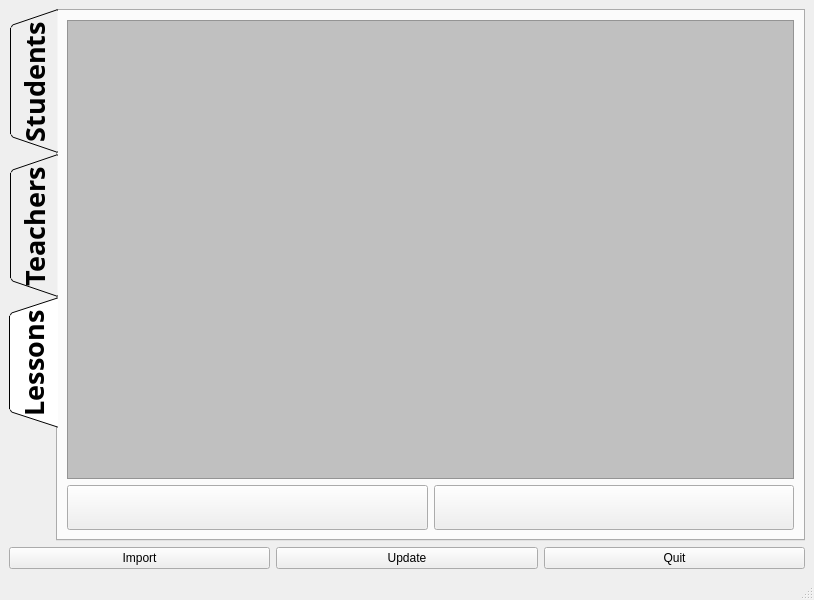
fazlamuhendis/School-Management-System, file management_system.ui: the form before one commit.
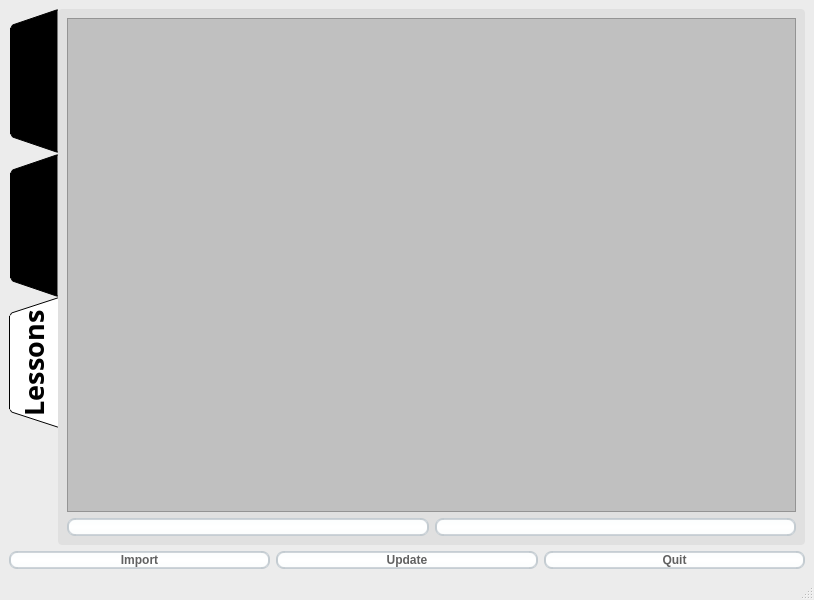
The form after the commit. The open tabs and pages were chosen to show the change. Icons and pictures are not drawn.

Commit message:
Updated Interface Design
Change simple stylesheets and named mainwindow

```diff
--- a/management_system.ui
+++ b/management_system.ui
@@ -13,7 +13,41 @@
   <property name="windowTitle">
    <string>management_system</string>
   </property>
+  <property name="styleSheet">
+   <string notr="true">QMainWindow {
+    background-color:#ececec;
+}
+</string>
+  </property>
   <widget class="QWidget" name="centralwidget">
+   <property name="styleSheet">
+    <string notr="true">QMenuBar {
+    background-color: #ececec;
+}
+QMenuBar::item {
+    color: #616161;
+    spacing: 3px;
+    padding: 1px 4px;
+    background-color: #ececec;
+}
+
+QMenuBar::item:selected {
+    background-color: #dadada;
+    color: #3d3d3d;
+}
+QMenu {
+    background-color: #ececec;
+}
+QMenu::item:selected {
+    background-color: #dadada;
+    color: #3d3d3d;
+}
+QMenu::item {
+    color: #616161;;
+    background-color: #e0e0e0;
+}
+</string>
+   </property>
    <layout class="QGridLayout" name="gridLayout">
     <item row="0" column="0">
      <widget class="QTabWidget" name="tabWidget">
@@ -37,6 +71,26 @@
       <property name="autoFillBackground">
        <bool>false</bool>
       </property>
+      <property name="styleSheet">
+       <string notr="true">QTabWidget {
+    color:rgb(0,0,0);
+    background-color:#000000;
+}
+QTabWidget::pane {
+    border-color: #050a0e;
+    background-color: #e0e0e0;
+    border-width: 1px;
+    border-radius: 4px;
+    position: absolute;
+    top: -0.5em;
+    padding-top: 0.5em;
+}
+
+QTabWidget::tab-bar {
+    alignment: center;
+}
+</string>
+      </property>
       <property name="tabPosition">
        <enum>QTabWidget::West</enum>
       </property>
@@ -269,6 +323,39 @@
          <layout class="QHBoxLayout" name="horizontalLayout_4">
           <item>
            <widget class="QPushButton" name="btn_class_table_add">
+            <property name="styleSheet">
+             <string notr="true">QPushButton{
+    padding: 0 5px 0 5px;
+    border-style: solid;
+    border-top-color: qlineargradient(spread:pad, x1:0, y1:0, x2:0, y2:1, stop:0 #c1c9cf, stop:1 #d2d8dd);
+    border-right-color: qlineargradient(spread:pad, x1:1, y1:0, x2:0, y2:0, stop:0 #c1c9cf, stop:1 #d2d8dd);
+    border-bottom-color: qlineargradient(spread:pad, x1:0, y1:1, x2:0, y2:0, stop:0 #c1c9cf, stop:1 #d2d8dd);
+    border-left-color: qlineargradient(spread:pad, x1:0, y1:0, x2:1, y2:0, stop:0 #c1c9cf, stop:1 #d2d8dd);
+    border-width: 2px;
+    border-radius: 8px;
+    color: #616161;
+    font-weight: bold;
+    background-color: qlineargradient(spread:pad, x1:0.5, y1:0, x2:0.5, y2:1, stop:0 #fbfdfd, stop:0.5 #ffffff, stop:1 #fbfdfd);
+}
+QPushButton::default{
+    border: 2px solid transparent;
+    color: #FFFFFF;
+    background-color: qlineargradient(spread:pad, x1:0.5, y1:0, x2:0.5, y2:1, stop:0 #84afe5, stop:1 #1168e4);
+}
+QPushButton:hover{
+    color: #3d3d3d;
+}
+QPushButton:pressed{
+    color: #aeaeae;
+    background-color: qlineargradient(spread:pad, x1:0.5, y1:0, x2:0.5, y2:1, stop:0 #ffffff, stop:0.5 #fbfdfd, stop:1 #ffffff);
+}
+QPushButton:disabled{
+    color: #616161;
+    background-color: qlineargradient(spread:pad, x1:0.5, y1:0, x2:0.5, y2:1, stop:0 #dce7eb, stop:0.5 #e0e8eb, stop:1 #dee7ec);
+}
+
+</string>
+            </property>
             <property name="text">
              <string/>
             </property>
@@ -280,6 +367,39 @@
           </item>
           <item>
            <widget class="QPushButton" name="btn_class_table_del">
+            <property name="styleSheet">
+             <string notr="true">QPushButton{
+    padding: 0 5px 0 5px;
+    border-style: solid;
+    border-top-color: qlineargradient(spread:pad, x1:0, y1:0, x2:0, y2:1, stop:0 #c1c9cf, stop:1 #d2d8dd);
+    border-right-color: qlineargradient(spread:pad, x1:1, y1:0, x2:0, y2:0, stop:0 #c1c9cf, stop:1 #d2d8dd);
+    border-bottom-color: qlineargradient(spread:pad, x1:0, y1:1, x2:0, y2:0, stop:0 #c1c9cf, stop:1 #d2d8dd);
+    border-left-color: qlineargradient(spread:pad, x1:0, y1:0, x2:1, y2:0, stop:0 #c1c9cf, stop:1 #d2d8dd);
+    border-width: 2px;
+    border-radius: 8px;
+    color: #616161;
+    font-weight: bold;
+    background-color: qlineargradient(spread:pad, x1:0.5, y1:0, x2:0.5, y2:1, stop:0 #fbfdfd, stop:0.5 #ffffff, stop:1 #fbfdfd);
+}
+QPushButton::default{
+    border: 2px solid transparent;
+    color: #FFFFFF;
+    background-color: qlineargradient(spread:pad, x1:0.5, y1:0, x2:0.5, y2:1, stop:0 #84afe5, stop:1 #1168e4);
+}
+QPushButton:hover{
+    color: #3d3d3d;
+}
+QPushButton:pressed{
+    color: #aeaeae;
+    background-color: qlineargradient(spread:pad, x1:0.5, y1:0, x2:0.5, y2:1, stop:0 #ffffff, stop:0.5 #fbfdfd, stop:1 #ffffff);
+}
+QPushButton:disabled{
+    color: #616161;
+    background-color: qlineargradient(spread:pad, x1:0.5, y1:0, x2:0.5, y2:1, stop:0 #dce7eb, stop:0.5 #e0e8eb, stop:1 #dee7ec);
+}
+
+</string>
+            </property>
             <property name="text">
              <string/>
             </property>
@@ -299,6 +419,39 @@
      <layout class="QHBoxLayout" name="horizontalLayout_5">
       <item>
        <widget class="QPushButton" name="btn_import">
+        <property name="styleSheet">
+         <string notr="true">QPushButton{
+    padding: 0 5px 0 5px;
+    border-style: solid;
+    border-top-color: qlineargradient(spread:pad, x1:0, y1:0, x2:0, y2:1, stop:0 #c1c9cf, stop:1 #d2d8dd);
+    border-right-color: qlineargradient(spread:pad, x1:1, y1:0, x2:0, y2:0, stop:0 #c1c9cf, stop:1 #d2d8dd);
+    border-bottom-color: qlineargradient(spread:pad, x1:0, y1:1, x2:0, y2:0, stop:0 #c1c9cf, stop:1 #d2d8dd);
+    border-left-color: qlineargradient(spread:pad, x1:0, y1:0, x2:1, y2:0, stop:0 #c1c9cf, stop:1 #d2d8dd);
+    border-width: 2px;
+    border-radius: 8px;
+    color: #616161;
+    font-weight: bold;
+    background-color: qlineargradient(spread:pad, x1:0.5, y1:0, x2:0.5, y2:1, stop:0 #fbfdfd, stop:0.5 #ffffff, stop:1 #fbfdfd);
+}
+QPushButton::default{
+    border: 2px solid transparent;
+    color: #FFFFFF;
+    background-color: qlineargradient(spread:pad, x1:0.5, y1:0, x2:0.5, y2:1, stop:0 #84afe5, stop:1 #1168e4);
+}
+QPushButton:hover{
+    color: #3d3d3d;
+}
+QPushButton:pressed{
+    color: #aeaeae;
+    background-color: qlineargradient(spread:pad, x1:0.5, y1:0, x2:0.5, y2:1, stop:0 #ffffff, stop:0.5 #fbfdfd, stop:1 #ffffff);
+}
+QPushButton:disabled{
+    color: #616161;
+    background-color: qlineargradient(spread:pad, x1:0.5, y1:0, x2:0.5, y2:1, stop:0 #dce7eb, stop:0.5 #e0e8eb, stop:1 #dee7ec);
+}
+
+</string>
+        </property>
         <property name="text">
          <string>Import</string>
         </property>
@@ -306,6 +459,39 @@
       </item>
       <item>
        <widget class="QPushButton" name="btn_update">
+        <property name="styleSheet">
+         <string notr="true">QPushButton{
+    padding: 0 5px 0 5px;
+    border-style: solid;
+    border-top-color: qlineargradient(spread:pad, x1:0, y1:0, x2:0, y2:1, stop:0 #c1c9cf, stop:1 #d2d8dd);
+    border-right-color: qlineargradient(spread:pad, x1:1, y1:0, x2:0, y2:0, stop:0 #c1c9cf, stop:1 #d2d8dd);
+    border-bottom-color: qlineargradient(spread:pad, x1:0, y1:1, x2:0, y2:0, stop:0 #c1c9cf, stop:1 #d2d8dd);
+    border-left-color: qlineargradient(spread:pad, x1:0, y1:0, x2:1, y2:0, stop:0 #c1c9cf, stop:1 #d2d8dd);
+    border-width: 2px;
+    border-radius: 8px;
+    color: #616161;
+    font-weight: bold;
+    background-color: qlineargradient(spread:pad, x1:0.5, y1:0, x2:0.5, y2:1, stop:0 #fbfdfd, stop:0.5 #ffffff, stop:1 #fbfdfd);
+}
+QPushButton::default{
+    border: 2px solid transparent;
+    color: #FFFFFF;
+    background-color: qlineargradient(spread:pad, x1:0.5, y1:0, x2:0.5, y2:1, stop:0 #84afe5, stop:1 #1168e4);
+}
+QPushButton:hover{
+    color: #3d3d3d;
+}
+QPushButton:pressed{
+    color: #aeaeae;
+    background-color: qlineargradient(spread:pad, x1:0.5, y1:0, x2:0.5, y2:1, stop:0 #ffffff, stop:0.5 #fbfdfd, stop:1 #ffffff);
+}
+QPushButton:disabled{
+    color: #616161;
+    background-color: qlineargradient(spread:pad, x1:0.5, y1:0, x2:0.5, y2:1, stop:0 #dce7eb, stop:0.5 #e0e8eb, stop:1 #dee7ec);
+}
+
+</string>
+        </property>
         <property name="text">
          <string>Update</string>
         </property>
@@ -313,6 +499,39 @@
       </item>
       <item>
        <widget class="QPushButton" name="btn_quit">
+        <property name="styleSheet">
+         <string notr="true">QPushButton{
+    padding: 0 5px 0 5px;
+    border-style: solid;
+    border-top-color: qlineargradient(spread:pad, x1:0, y1:0, x2:0, y2:1, stop:0 #c1c9cf, stop:1 #d2d8dd);
+    border-right-color: qlineargradient(spread:pad, x1:1, y1:0, x2:0, y2:0, stop:0 #c1c9cf, stop:1 #d2d8dd);
+    border-bottom-color: qlineargradient(spread:pad, x1:0, y1:1, x2:0, y2:0, stop:0 #c1c9cf, stop:1 #d2d8dd);
+    border-left-color: qlineargradient(spread:pad, x1:0, y1:0, x2:1, y2:0, stop:0 #c1c9cf, stop:1 #d2d8dd);
+    border-width: 2px;
+    border-radius: 8px;
+    color: #616161;
+    font-weight: bold;
+    background-color: qlineargradient(spread:pad, x1:0.5, y1:0, x2:0.5, y2:1, stop:0 #fbfdfd, stop:0.5 #ffffff, stop:1 #fbfdfd);
+}
+QPushButton::default{
+    border: 2px solid transparent;
+    color: #FFFFFF;
+    background-color: qlineargradient(spread:pad, x1:0.5, y1:0, x2:0.5, y2:1, stop:0 #84afe5, stop:1 #1168e4);
+}
+QPushButton:hover{
+    color: #3d3d3d;
+}
+QPushButton:pressed{
+    color: #aeaeae;
+    background-color: qlineargradient(spread:pad, x1:0.5, y1:0, x2:0.5, y2:1, stop:0 #ffffff, stop:0.5 #fbfdfd, stop:1 #ffffff);
+}
+QPushButton:disabled{
+    color: #616161;
+    background-color: qlineargradient(spread:pad, x1:0.5, y1:0, x2:0.5, y2:1, stop:0 #dce7eb, stop:0.5 #e0e8eb, stop:1 #dee7ec);
+}
+
+</string>
+        </property>
         <property name="text">
          <string>Quit</string>
         </property>
```
Left out of the diff: 134 changed lines with no effect on the pictures. The commit also changes 1 other file.
